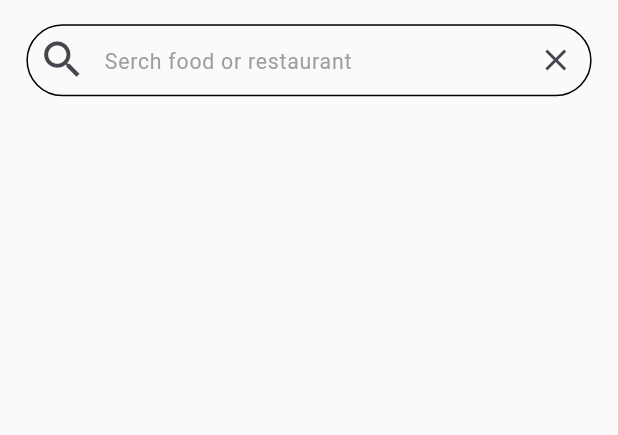
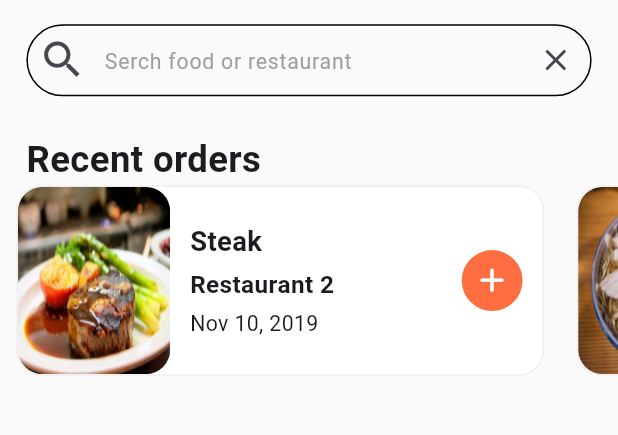
Before and after one commit to MohammedGhazaly/food_delivery_ui, a Flutter app: the screen it shows after launch, on a phone screen of 412 x 824 dp, the part 84-519 px from its top. Run offline on Flutter 3.47's test engine with Material 3 defaults, Android fonts, the phone set to English and light mode, and no system bars; our stand-ins replace flutter_screenutil.

Commit message:
Finished adding recent orders listview

```diff
--- a/lib/views/home/widgets/home_view_body.dart
+++ b/lib/views/home/widgets/home_view_body.dart
@@ -1,5 +1,6 @@
 import 'package:flutter/material.dart';
 import 'package:flutter_food_delivery_ui/views/home/widgets/custom_text_field.dart';
+import 'package:flutter_food_delivery_ui/views/home/widgets/recent_orders.dart';
 import 'package:flutter_screenutil/flutter_screenutil.dart';
 
 class HomeViewBody extends StatelessWidget {
@@ -15,7 +16,11 @@ class HomeViewBody extends StatelessWidget {
         Padding(
           padding: EdgeInsets.symmetric(horizontal: 16.w),
           child: CustomTextField(),
-        )
+        ),
+        SizedBox(
+          height: 24.h,
+        ),
+        RecentOrders()
       ],
     );
   }
--- /dev/null
+++ b/lib/views/home/widgets/recent_order_widget.dart
@@ -0,0 +1,101 @@
+import 'package:flutter/material.dart';
+import 'package:flutter_food_delivery_ui/models/order.dart';
+import 'package:flutter_screenutil/flutter_screenutil.dart';
+
+class RecentOrderWidget extends StatelessWidget {
+  final Order order;
+  const RecentOrderWidget({super.key, required this.order});
+
+  @override
+  Widget build(BuildContext context) {
+    return Container(
+      width: 320.w,
+      margin: EdgeInsets.symmetric(horizontal: 10.w),
+      decoration: BoxDecoration(
+        borderRadius: BorderRadius.circular(16.r),
+        color: Colors.white,
+        border: Border.all(
+          width: 1,
+          color: Colors.grey[200]!,
+        ),
+      ),
+      child: Row(
+        crossAxisAlignment: CrossAxisAlignment.stretch,
+        children: [
+          ClipRRect(
+            borderRadius: BorderRadius.circular(16.r),
+            child: Image.asset(
+              order.food.imageUrl,
+              // height: 100.h,
+              width: 100.h,
+              fit: BoxFit.fill,
+            ),
+          ),
+          SizedBox(
+            width: 12.w,
+          ),
+          Expanded(
+            child: Column(
+              crossAxisAlignment: CrossAxisAlignment.start,
+              mainAxisAlignment: MainAxisAlignment.center,
+              children: [
+                Text(
+                  order.food.name,
+                  maxLines: 1,
+                  overflow: TextOverflow.ellipsis,
+                  style: TextStyle(
+                    fontSize: 18.sp,
+                    fontWeight: FontWeight.bold,
+                  ),
+                ),
+                const SizedBox(
+                  height: 4.0,
+                ),
+                Text(
+                  order.restaurant.name,
+                  maxLines: 1,
+                  overflow: TextOverflow.ellipsis,
+                  style: TextStyle(
+                    fontSize: 16.sp,
+                    fontWeight: FontWeight.w600,
+                  ),
+                ),
+                const SizedBox(
+                  height: 4.0,
+                ),
+                Text(
+                  order.date,
+                  maxLines: 1,
+                  overflow: TextOverflow.ellipsis,
+                  style: TextStyle(
+                    fontSize: 14.sp,
+                  ),
+                ),
+              ],
+            ),
+          ),
+          Container(
+            margin: EdgeInsets.only(right: 12.w),
+            width: 40.h,
+            height: 40.h,
+            decoration: BoxDecoration(
+              color: Colors.deepOrangeAccent,
+              shape: BoxShape.circle,
+            ),
+            child: Center(
+              child: IconButton(
+                padding: EdgeInsets.all(0),
+                onPressed: () {},
+                icon: Icon(
+                  Icons.add_rounded,
+                  size: 26.sp,
+                  color: Colors.white,
+                ),
+              ),
+            ),
+          )
+        ],
+      ),
+    );
+  }
+}
--- /dev/null
+++ b/lib/views/home/widgets/recent_orders.dart
@@ -0,0 +1,38 @@
+import 'package:flutter/material.dart';
+import 'package:flutter_food_delivery_ui/data/user_data.dart';
+import 'package:flutter_food_delivery_ui/models/order.dart';
+import 'package:flutter_food_delivery_ui/views/home/widgets/recent_order_widget.dart';
+import 'package:flutter_screenutil/flutter_screenutil.dart';
+
+class RecentOrders extends StatelessWidget {
+  const RecentOrders({super.key});
+
+  @override
+  Widget build(BuildContext context) {
+    return Column(
+      crossAxisAlignment: CrossAxisAlignment.start,
+      children: [
+        Padding(
+          padding: EdgeInsets.symmetric(horizontal: 16.w),
+          child: Text(
+            "Recent orders",
+            style: TextStyle(fontSize: 24.sp, fontWeight: FontWeight.w600),
+          ),
+        ),
+        SizedBox(
+          height: 125.h,
+          child: ListView.builder(
+            physics: const BouncingScrollPhysics(),
+            scrollDirection: Axis.horizontal,
+            itemCount: currentUser.orders.length,
+            itemBuilder: (context, index) {
+              return RecentOrderWidget(
+                order: currentUser.orders[index],
+              );
+            },
+          ),
+        )
+      ],
+    );
+  }
+}
```
